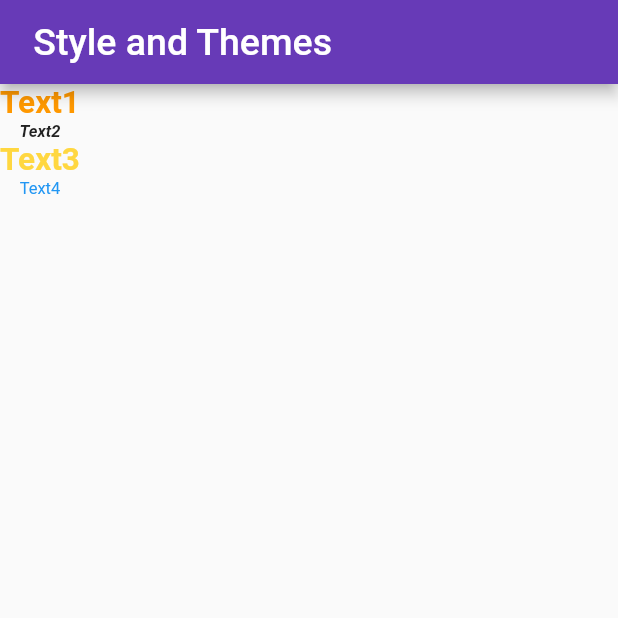
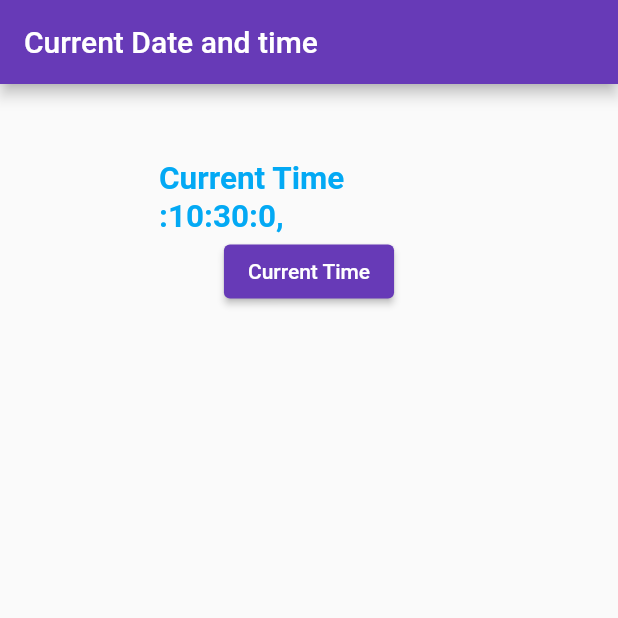
Before and after one commit to kotdroidA/my_app, a Flutter app: the screen it shows after launch, on a phone screen of 412 x 824 dp, the top half of it. Run offline on Flutter 3.47's test engine with Material 2 defaults, Android fonts, the phone set to English and light mode, and no system bars.

Commit message:
Current date and time

```diff
--- a/lib/main.dart
+++ b/lib/main.dart
@@ -46,24 +46,31 @@ class _MyHomePageState extends State<MyHomePage> {
   @override
   Widget build(BuildContext context) {
   var arrName = ['Raman','Ramnaujan','jemes','john','Ronit','Vinayak','virat',];
-    // This method is rerun every time setState is called, for instance as done
-    // by the _incrementCounter method above.
-    //
-    // The Flutter framework has been optimized to make rerunning build methods
-    // fast, so that you can just rebuild anything that needs updating rather
-    // than having to individually change instances of widgets.
+  var time=DateTime.now();
     return Scaffold(
       appBar: AppBar(
-        // Here we take the value from the MyHomePage object that was created by
-        // the App.build method, and use it to set our appbar title.
-        title: Text(' Style and Themes',style:TextStyle(fontSize: 25),),
+
+        title: Text('Current Date and time',style:TextStyle(fontSize: 20),),
       ),
       body:Column(
         children: [
-          Text('Text1',style:Theme.of(context).textTheme.headline1!.copyWith(color:Colors.orange)),
-          Text('Text2',style:Theme.of(context).textTheme.subtitle1),
-          Text('Text3',style:Theme.of(context).textTheme.headline1!.copyWith(color: Colors.amberAccent)),
-          Text('Text4',style: mTextStyle11(textColor: Colors.blue) ,),
+          Center(
+            child: Container(
+              width: 200,
+              height: 200,
+              child: Column(
+                mainAxisAlignment: MainAxisAlignment.center,
+                children: [
+                  Text('Current Time :${time.hour}:${time.minute}:${time.second},',style:Theme.of(context).textTheme.headline1!.copyWith(color:Colors.lightBlue)),
+                  ElevatedButton(onPressed:(){
+                    setState(() {
+
+});
+                  } , child: Text('Current Time'))
+                ],
+              ),
+            ),
+          ),
 
         ],
       )
```
